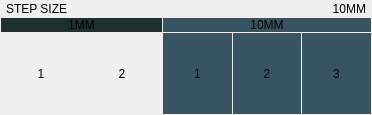
Old version of the form src/gpilot/ui/forms/partials/main/partmainjogparameters2.ui in the repository etet100/AstroCore-GCode-Sender.
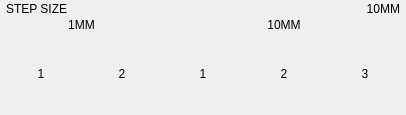
New version of the form.

Commit message:
Improve dark/light mode handling and UI consistency
Enhance the management of dark and light modes by using the
"dark" property across widgets and cleaning up stylesheet
manipulations. Introduce the setVisualMode method in Utils
to streamline mode setting and ensure styles are refreshed
consistently, leading to improved UI consistency across the
application. The minimum height of buttons is adjusted from
30 to 28 for better alignment. This refactor addresses
visual discrepancies and provides a more maintainable codebase.

The edit to the form file:
```diff
--- a/src/gpilot/ui/forms/partials/main/partmainjogparameters2.ui
+++ b/src/gpilot/ui/forms/partials/main/partmainjogparameters2.ui
@@ -129,7 +129,7 @@
          </size>
         </property>
         <property name="styleSheet">
-         <string notr="true">background-color: hsl(180, 29%, 15%);</string>
+         <string notr="true"/>
         </property>
         <property name="text">
          <string>1MM</string>
@@ -160,7 +160,7 @@
          </size>
         </property>
         <property name="styleSheet">
-         <string notr="true">background-color: hsl(200, 29%, 30%); border: 0;</string>
+         <string notr="true"/>
         </property>
         <property name="text">
          <string>1</string>
@@ -191,7 +191,7 @@
          </size>
         </property>
         <property name="styleSheet">
-         <string notr="true">background-color: hsl(200, 29%, 30%);</string>
+         <string notr="true"/>
         </property>
         <property name="text">
          <string>10MM</string>
@@ -225,7 +225,7 @@
          </size>
         </property>
         <property name="styleSheet">
-         <string notr="true">background-color: hsl(200, 29%, 30%); border: 0;</string>
+         <string notr="true"/>
         </property>
         <property name="text">
          <string>2</string>
@@ -290,7 +290,7 @@
          <cursorShape>PointingHandCursor</cursorShape>
         </property>
         <property name="styleSheet">
-         <string notr="true">background-color: hsl(200, 29%, 30%); border: 0;</string>
+         <string notr="true"/>
         </property>
         <property name="text">
          <string>3</string>
```
Left out of the diff: 8 changed lines with no effect on the pictures. The commit also changes 4 other files.
